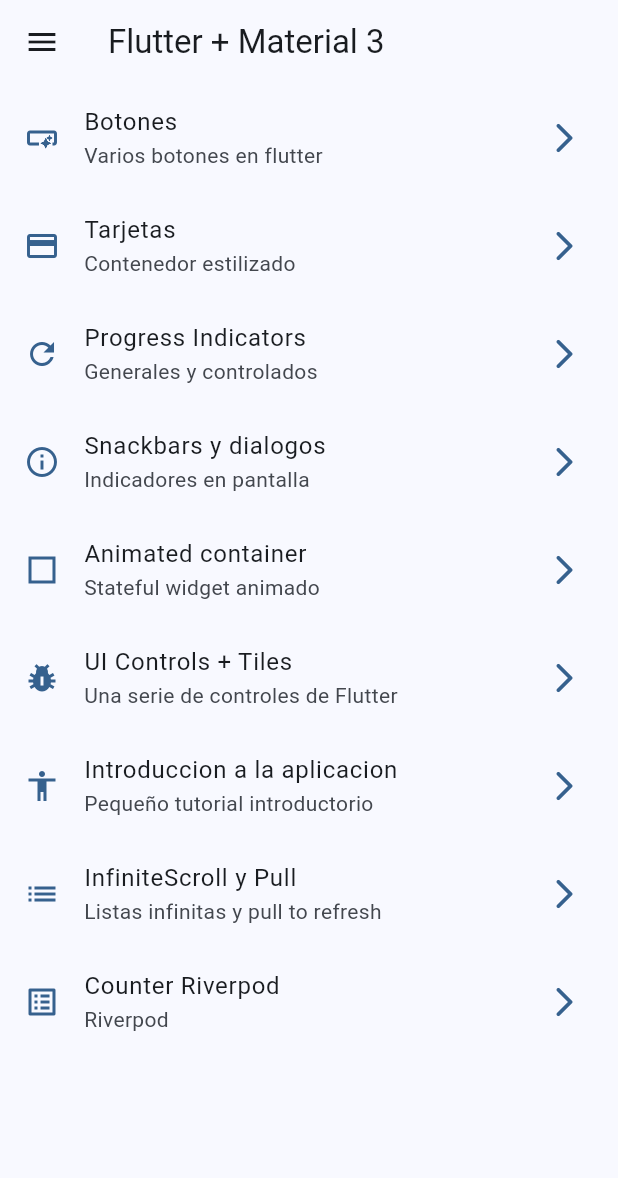
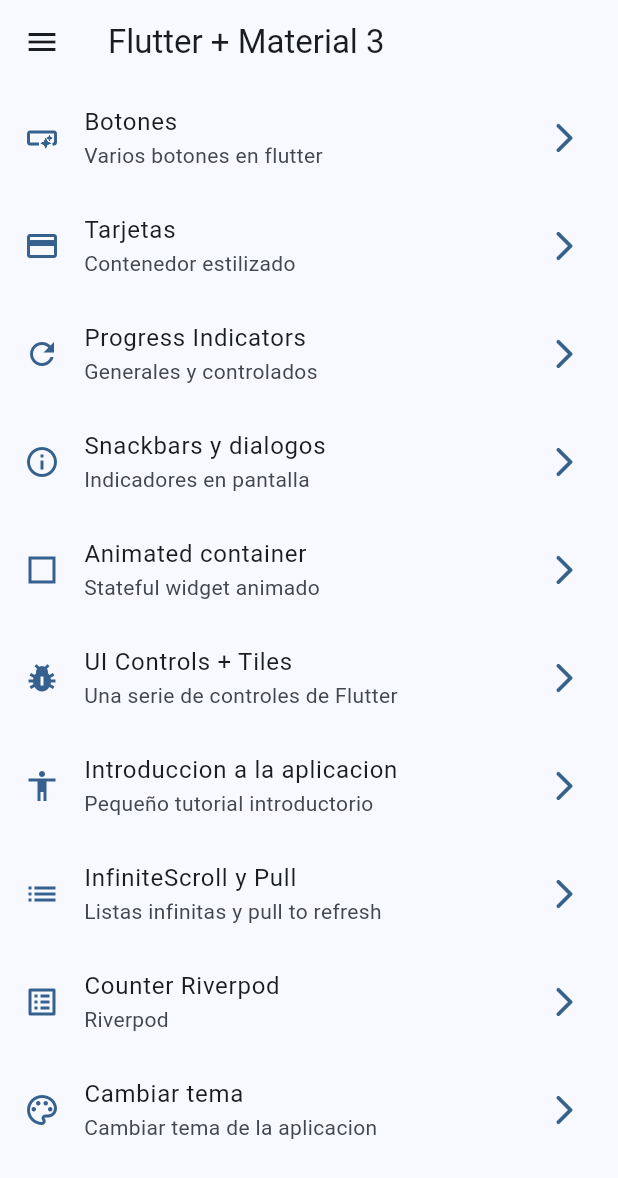
Before and after one commit to alvag/widgets_app_flutter, a Flutter app: the screen it shows after launch, on a phone screen of 412 x 824 dp. Shown: the top 1178 px of the screen. Run offline on Flutter 3.47's test engine with Material 2 defaults, Android fonts, the phone set to English and light mode, and no system bars; our stand-ins replace animate_do, flutter_riverpod, go_router.

Commit message:
Cambiar color y theme

```diff
--- a/lib/config/menu/menu_items.dart
+++ b/lib/config/menu/menu_items.dart
@@ -68,4 +68,10 @@ const appMenuItems = <MenuItem>[
     link: '/counter',
     icon: Icons.list_alt_outlined,
   ),
+  MenuItem(
+    title: 'Cambiar tema',
+    subtitle: 'Cambiar tema de la aplicacion',
+    link: '/theme-changer',
+    icon: Icons.color_lens_outlined,
+  ),
 ];
--- a/lib/config/router/app_router.dart
+++ b/lib/config/router/app_router.dart
@@ -53,5 +53,10 @@ final appRouter = GoRouter(
       path: '/counter',
       builder: (context, state) => const CounterScreen(),
     ),
+    GoRoute(
+      name: ThemeChangerScreen.routeName,
+      path: '/theme-changer',
+      builder: (context, state) => const ThemeChangerScreen(),
+    ),
   ],
 );
--- a/lib/config/theme/app_theme.dart
+++ b/lib/config/theme/app_theme.dart
@@ -17,18 +17,22 @@ const colorList = <Color>[
   Colors.lime,
   Colors.amber,
   Colors.black,
-  Colors.white,
 ];
 
 class AppTheme {
   final int selectedColor;
+  final bool isDarkMode;
 
   AppTheme({
-    this.selectedColor = 0
-  }): assert(selectedColor >= 0 && selectedColor < colorList.length, 'selectedColor must be between 0 and ${colorList.length - 1}');
+    this.selectedColor = 0,
+    this.isDarkMode = false,
+  }) : assert(selectedColor >= 0 && selectedColor < colorList.length,
+            'selectedColor must be between 0 and ${colorList.length - 1}');
 
   ThemeData getTheme() => ThemeData(
-      useMaterial3: true,
-      colorSchemeSeed: colorList[selectedColor],
-      appBarTheme: const AppBarTheme(centerTitle: false));
+        useMaterial3: true,
+        brightness: isDarkMode ? Brightness.dark : Brightness.light,
+        colorSchemeSeed: colorList[selectedColor],
+        appBarTheme: const AppBarTheme(centerTitle: false),
+      );
 }
--- a/lib/main.dart
+++ b/lib/main.dart
@@ -2,6 +2,7 @@ import 'package:flutter/material.dart';
 import 'package:flutter_riverpod/flutter_riverpod.dart';
 import 'package:widgets_app/config/router/app_router.dart';
 import 'package:widgets_app/config/theme/app_theme.dart';
+import 'package:widgets_app/presentation/providers/theme_provider.dart';
 
 void main() {
   runApp(
@@ -11,16 +12,20 @@ void main() {
   );
 }
 
-class MainApp extends StatelessWidget {
+class MainApp extends ConsumerWidget {
   const MainApp({super.key});
 
   @override
-  Widget build(BuildContext context) {
+  Widget build(BuildContext context, ref) {
+    final bool isDarkMode = ref.watch(isDarkModeProvider);
+    final int selectedColor = ref.watch(selectedColorProvider);
+
     return MaterialApp.router(
       title: 'Widgets App',
       routerConfig: appRouter,
       debugShowCheckedModeBanner: false,
-      theme: AppTheme(selectedColor: 0).getTheme(),
+      theme: AppTheme(selectedColor: selectedColor, isDarkMode: isDarkMode)
+          .getTheme(),
     );
   }
 }
--- a/lib/presentation/providers/theme_provider.dart
+++ b/lib/presentation/providers/theme_provider.dart
@@ -1,3 +1,8 @@
 import 'package:flutter_riverpod/flutter_riverpod.dart';
+import 'package:widgets_app/config/theme/app_theme.dart';
 
 final isDarkModeProvider = StateProvider((ref) => false);
+
+final colorListProvider = Provider((ref) => colorList);
+
+final selectedColorProvider = StateProvider((ref) => 0);
--- a/lib/presentation/screens/screens.dart
+++ b/lib/presentation/screens/screens.dart
@@ -1,3 +1,4 @@
+export 'package:widgets_app/presentation/screens/theme_changer/theme_changer_screen.dart';
 export 'package:widgets_app/presentation/screens/counter/counter_screen.dart';
 export 'package:widgets_app/presentation/screens/animated/animated_screen.dart';
 export 'package:widgets_app/presentation/screens/app_tutorial/app_tutorial_screen.dart';
```
Also changed, not shown: lib/presentation/screens/theme_changer/theme_changer_screen.dart (added, +59 -0 lines).
